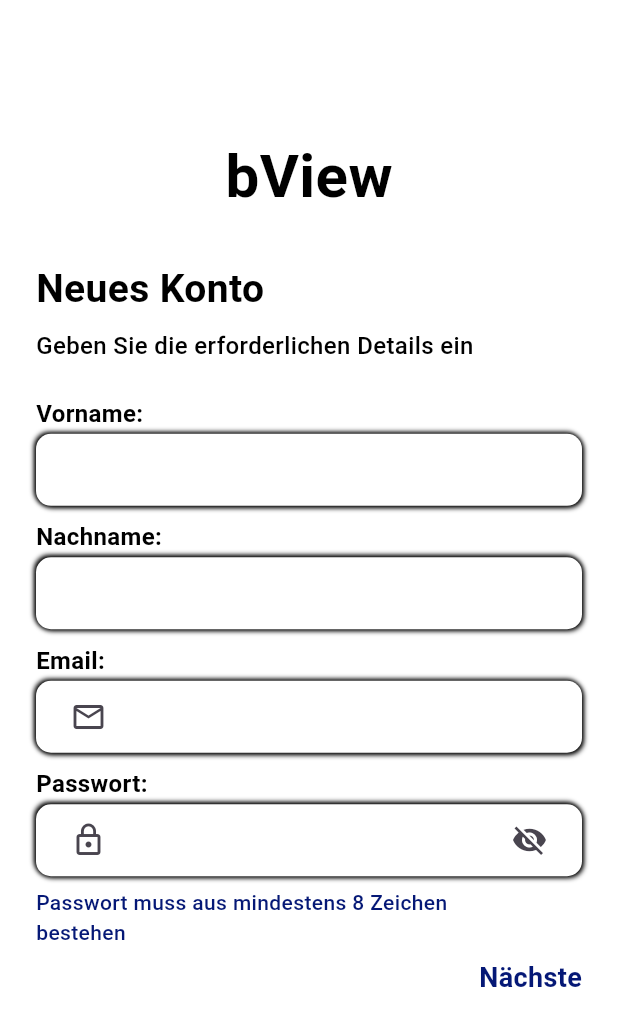
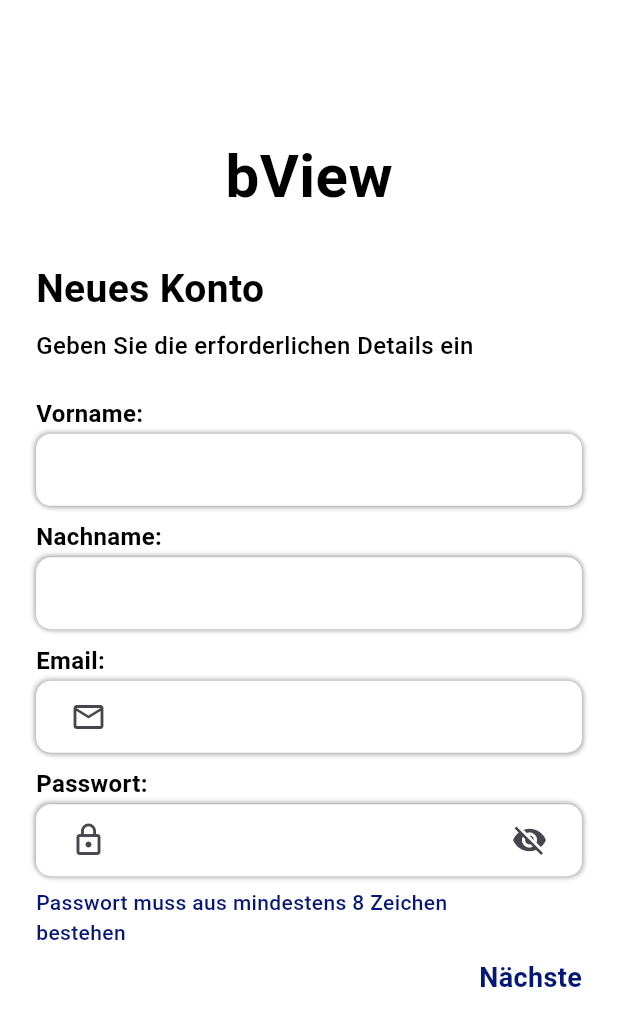
Before and after one commit to Temesgenzewude/construction_app, a Flutter app: the SignupSecondScreen screen opened by its route, after a tap on the "arrow back" icon, on a phone screen of 412 x 824 dp. Shown: the top 1026 px of the screen. Run offline on Flutter 3.47's test engine with Material 3 defaults, Android fonts, the phone set to English and light mode, and no system bars; our stand-ins replace country_code_picker, country_picker, dotted_border, flutter_hooks, go_router, hooks_riverpod and 2 more; Roboto replaces fonts that are missing (Montserrat).

Commit message:
color change

```diff
--- a/lib/src/features/authentication/presentation/widgets/country_phone_code.dart
+++ b/lib/src/features/authentication/presentation/widgets/country_phone_code.dart
@@ -41,13 +41,13 @@ class CountryPhoneCodeInput extends HookWidget {
             ),
             shadows: const [
               BoxShadow(
-                color: AppColors.secondary,
+                color: Color(0x3F000000),
                 blurRadius: 2,
                 offset: Offset(1, 1),
                 spreadRadius: 0,
               ),
               BoxShadow(
-                color: AppColors.secondary,
+                color: Color(0x3F000000),
                 blurRadius: 2,
                 offset: Offset(-1, -1),
                 spreadRadius: 0,
--- a/lib/src/features/authentication/presentation/widgets/custom_textfield.dart
+++ b/lib/src/features/authentication/presentation/widgets/custom_textfield.dart
@@ -43,13 +43,13 @@ class CustomTextField extends HookWidget {
             ),
             shadows: const [
               BoxShadow(
-                color: AppColors.secondaryText,
+                color: Color(0x3F000000),
                 blurRadius: 2,
                 offset: Offset(1, 1),
                 spreadRadius: 0,
               ),
               BoxShadow(
-                color: AppColors.secondaryText,
+                color: Color(0x3F000000),
                 blurRadius: 2,
                 offset: Offset(-1, -1),
                 spreadRadius: 0,
--- a/lib/src/features/authentication/presentation/widgets/drop_down_selection.dart
+++ b/lib/src/features/authentication/presentation/widgets/drop_down_selection.dart
@@ -42,13 +42,13 @@ class DropDownSelection extends HookWidget {
             ),
             shadows: const [
               BoxShadow(
-                color:AppColors.secondaryText,
+                color:Color(0x3F000000),
                 blurRadius: 2,
                 offset: Offset(1, 1),
                 spreadRadius: 0,
               ),
               BoxShadow(
-                color:AppColors.secondaryText,
+                color:Color(0x3F000000),
                 blurRadius: 2,
                 offset: Offset(-1, -1),
                 spreadRadius: 0,
```
